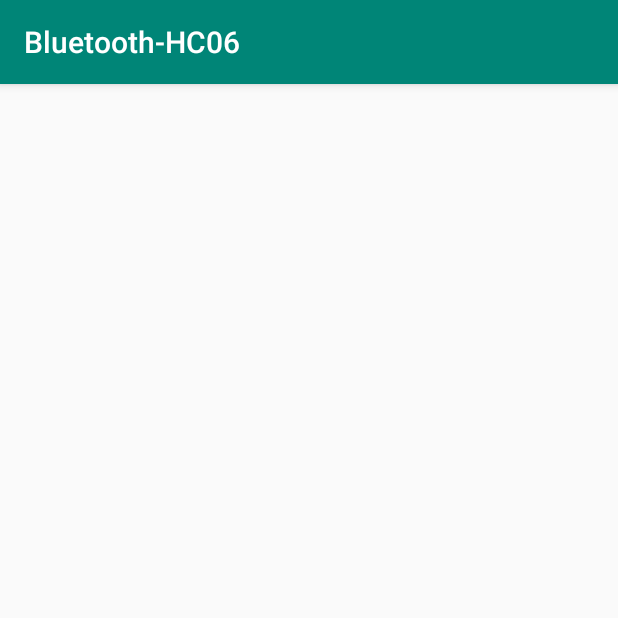
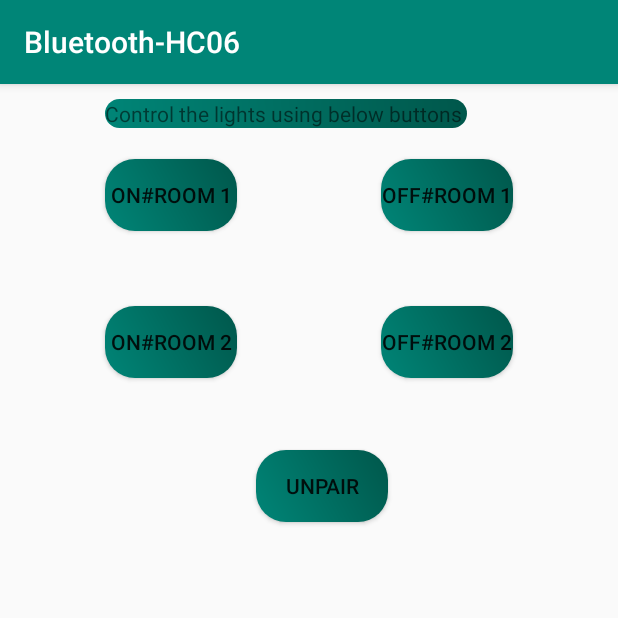
Before and after one commit to Cyprian-Branco/BluetoothModuleOnAndroidArduino, an Android app: the LightsControlActivity screen opened directly, with no data from a screen before it, on a phone screen of 412 x 824 dp, the top half of it. Run offline under Robolectric (Android 15) with nearby library versions, the phone set to English and light mode, and no system bars.

Commit message:
pair and connect devices

```diff
--- a/app/src/main/AndroidManifest.xml
+++ b/app/src/main/AndroidManifest.xml
@@ -1,6 +1,8 @@
 <?xml version="1.0" encoding="utf-8"?>
 <manifest xmlns:android="http://schemas.android.com/apk/res/android"
     package="com.moringaschool.bluetooth_hc06">
+    <uses-permission android:name="android.permission.BLUETOOTH_ADMIN" />
+    <uses-permission android:name="android.permission.BLUETOOTH" />
 
     <application
         android:allowBackup="true"
--- a/app/src/main/res/layout/activity_lights_control.xml
+++ b/app/src/main/res/layout/activity_lights_control.xml
@@ -1,9 +1,75 @@
 <?xml version="1.0" encoding="utf-8"?>
-<androidx.constraintlayout.widget.ConstraintLayout xmlns:android="http://schemas.android.com/apk/res/android"
-    xmlns:app="http://schemas.android.com/apk/res-auto"
+<RelativeLayout xmlns:android="http://schemas.android.com/apk/res/android"
     xmlns:tools="http://schemas.android.com/tools"
     android:layout_width="match_parent"
     android:layout_height="match_parent"
-    tools:context=".LightsControlActivity">
+    tools:context="com.moringaschool.bluetooth_hc06.LightsControlActivity">
 
-</androidx.constraintlayout.widget.ConstraintLayout>
+    <LinearLayout
+        android:layout_width="wrap_content"
+        android:layout_height="wrap_content"
+        android:layout_marginTop="10dp"
+        android:layout_marginLeft="70dp"
+        android:background="@drawable/buttonstyles"
+        >
+
+        <TextView
+            android:layout_width="wrap_content"
+            android:layout_height="match_parent"
+            android:text="Control the lights using below buttons " />
+
+    </LinearLayout>
+
+    <Button
+        android:id="@+id/button3"
+        android:text="On#Room 1"
+        android:layout_width="wrap_content"
+        android:layout_height="wrap_content"
+        android:layout_marginLeft="70dp"
+        android:layout_marginTop="50dp"
+        android:background="@drawable/buttonstyles"
+        />
+
+    <Button
+        android:id="@+id/button2"
+        android:text="Off#Room 1"
+        android:layout_width="wrap_content"
+        android:layout_height="wrap_content"
+        android:layout_alignParentRight="true"
+        android:layout_marginTop="50dp"
+        android:background="@drawable/buttonstyles"
+        android:layout_marginRight="70dp" />
+
+    <Button
+        android:id="@+id/button5"
+        android:text="On#Room 2"
+        android:layout_width="wrap_content"
+        android:layout_height="wrap_content"
+        android:layout_below="@+id/button3"
+        android:layout_marginLeft="70dp"
+        android:layout_marginTop="50dp"
+        android:background="@drawable/buttonstyles"
+        />
+
+    <Button
+        android:id="@+id/button6"
+        android:text="Off#Room 2"
+        android:layout_width="wrap_content"
+        android:layout_height="wrap_content"
+        android:layout_below="@+id/button3"
+        android:layout_alignParentRight="true"
+        android:layout_marginTop="50dp"
+        android:background="@drawable/buttonstyles"
+        android:layout_marginRight="70dp" />
+
+    <Button
+        android:id="@+id/button4"
+        android:layout_width="wrap_content"
+        android:layout_height="wrap_content"
+        android:layout_below="@+id/button6"
+        android:layout_alignParentRight="true"
+        android:layout_marginTop="48dp"
+        android:layout_marginRight="153dp"
+        android:background="@drawable/buttonstyles"
+        android:text="UnPair" />
+</RelativeLayout>
--- a/build.gradle
+++ b/build.gradle
@@ -7,7 +7,7 @@ buildscript {
 
     }
     dependencies {
-        classpath 'com.android.tools.build:gradle:3.5.3'
+        classpath 'com.android.tools.build:gradle:3.6.0'
 
         // NOTE: Do not place your application dependencies here; they belong
         // in the individual module build.gradle files
```
Also changed, not shown: app/src/main/java/com/moringaschool/bluetooth_hc06/DeviceListActivity.java (+68 -1 lines), gradle/wrapper/gradle-wrapper.properties.
